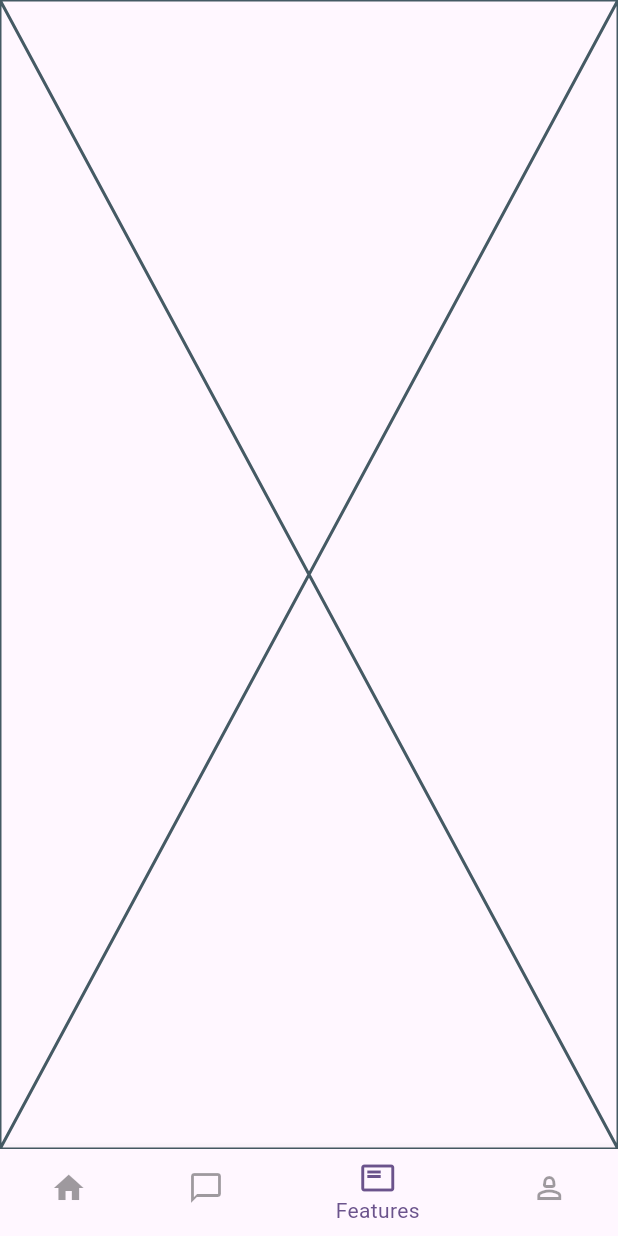
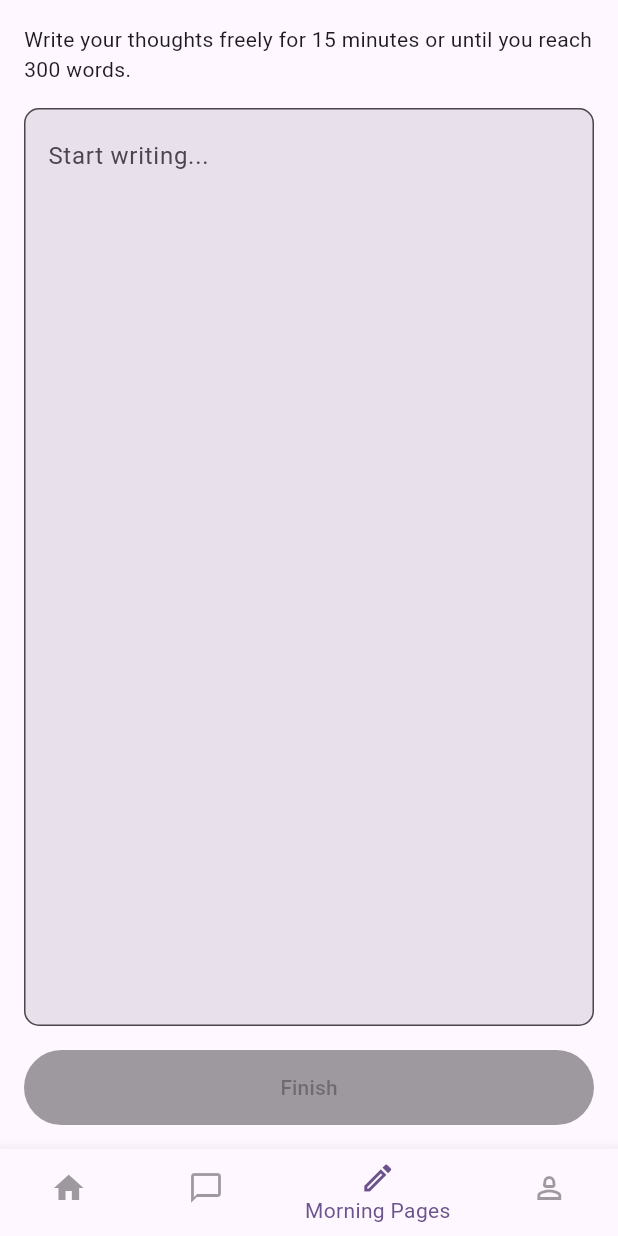
Before and after one commit to Raysika/Faraja-Application, a Flutter app: the MainScreen screen opened by its route, item 3 of the bottom bar chosen, on a phone screen of 412 x 824 dp. Run offline on Flutter 3.47's test engine with Material 3 defaults, Android fonts, the light colour scheme and no system bars; our stand-ins replace confetti, flutter_form_builder, form_builder_validators, get; statements that could not run were skipped.

Commit message:
Added the morning pages feature with a confetti animation

```diff
--- a/lib/app/navigation/main_screen.dart
+++ b/lib/app/navigation/main_screen.dart
@@ -28,8 +28,8 @@ class _MainScreenState extends State<MainScreen> {
       label: "ChatBot",
     ),
     BottomNavigationBarItem(
-      icon: Icon(Icons.featured_play_list_outlined),
-      label: "Features",
+      icon: Icon(Icons.create_outlined),
+      label: "Morning Pages",
     ),
     BottomNavigationBarItem(
       icon: Icon(Icons.person_2_outlined),
--- a/lib/app/pages/features_screen.dart
+++ b/lib/app/pages/features_screen.dart
@@ -1,15 +1,145 @@
 import 'package:flutter/material.dart';
+import 'package:confetti/confetti.dart';
 
 class FeaturesScreen extends StatefulWidget {
-  const FeaturesScreen({super.key});
+  const FeaturesScreen({Key? key}) : super(key: key);
 
   @override
   State<FeaturesScreen> createState() => _FeaturesScreenState();
 }
 
 class _FeaturesScreenState extends State<FeaturesScreen> {
+  final TextEditingController _controller = TextEditingController();
+  bool _isWriting = false;
+  late ConfettiController _confettiController;
+
+  @override
+  void initState() {
+    super.initState();
+    _confettiController =
+        ConfettiController(duration: const Duration(seconds: 3));
+  }
+
+  @override
+  void dispose() {
+    _controller.dispose();
+    _confettiController.dispose();
+    super.dispose();
+  }
+
+  void _handleFinish() {
+    setState(() {
+      _isWriting = false;
+    });
+    _controller.clear();
+
+    // Start the confetti animation
+    _confettiController.play();
+
+    // Show completion dialog
+    _showCompletionDialog();
+  }
+
+  void _showCompletionDialog() {
+    showDialog(
+      context: context,
+      builder: (BuildContext context) {
+        return AlertDialog(
+          title: const Text("🎉 Congratulations! 🎉"),
+          content: const Text(
+            "Great job! You've completed your Morning Pages. 📝",
+            style: TextStyle(fontSize: 16),
+          ),
+          actions: [
+            TextButton(
+              onPressed: () {
+                Navigator.of(context).pop(); // Close the dialog
+              },
+              child: const Text("Awesome, let's go!"),
+            ),
+          ],
+        );
+      },
+    );
+  }
+
   @override
   Widget build(BuildContext context) {
-    return const Placeholder();
+    final theme = Theme.of(context);
+
+    return Scaffold(
+      body: Stack(
+        children: [
+          Padding(
+            padding: const EdgeInsets.all(16.0),
+            child: Column(
+              crossAxisAlignment: CrossAxisAlignment.start,
+              children: [
+                Text(
+                  "Write your thoughts freely for 15 minutes or until you reach 300 words.",
+                  style: theme.textTheme.bodyMedium,
+                ),
+                const SizedBox(height: 16.0),
+                Expanded(
+                  child: TextField(
+                    controller: _controller,
+                    maxLines: null,
+                    expands: true,
+                    textAlignVertical: TextAlignVertical.top,
+                    style: TextStyle(
+                      color: theme.colorScheme.onSurface,
+                    ),
+                    decoration: InputDecoration(
+                      hintText: "Start writing...",
+                      hintStyle: TextStyle(
+                        color: theme.colorScheme.onSurfaceVariant,
+                      ),
+                      border: OutlineInputBorder(
+                        borderRadius: BorderRadius.circular(10.0),
+                      ),
+                      filled: true,
+                      fillColor: theme.colorScheme.surfaceVariant,
+                    ),
+                    onChanged: (text) {
+                      setState(() {
+                        _isWriting = text.isNotEmpty;
+                      });
+                    },
+                  ),
+                ),
+                const SizedBox(height: 16.0),
+                ElevatedButton(
+                  onPressed: _isWriting ? _handleFinish : null,
+                  style: ElevatedButton.styleFrom(
+                    backgroundColor: theme.colorScheme.primary,
+                    disabledBackgroundColor: theme.disabledColor,
+                    foregroundColor: theme.colorScheme.onPrimary,
+                    disabledForegroundColor:
+                        theme.colorScheme.onSurface.withOpacity(0.38),
+                    minimumSize: const Size.fromHeight(50),
+                  ),
+                  child: const Text("Finish"),
+                ),
+              ],
+            ),
+          ),
+          // Confetti overlay
+          Align(
+            alignment: Alignment.topCenter,
+            child: ConfettiWidget(
+              confettiController: _confettiController,
+              blastDirectionality: BlastDirectionality.explosive,
+              colors: const [
+                Colors.blue,
+                Colors.pink,
+                Colors.green,
+                Colors.yellow,
+              ],
+              shouldLoop: false,
+            ),
+          ),
+        ],
+      ),
+    );
   }
 }
--- a/lib/utils/routes.dart
+++ b/lib/utils/routes.dart
@@ -1,5 +1,4 @@
 import 'package:get/get.dart';
-import 'package:hackathon_frontend/app/app.dart';
 import 'package:hackathon_frontend/app/navigation/main_screen.dart';
 import 'package:hackathon_frontend/auth/pages/pages.dart';
 
--- a/pubspec.yaml
+++ b/pubspec.yaml
@@ -40,6 +40,7 @@ dependencies:
   form_builder_validators: ^9.1.0
   intl: ^0.18.1
   url_launcher: ^6.3.1
+  confetti: ^0.8.0
 
 dev_dependencies:
   flutter_test:
@@ -50,7 +51,7 @@ dev_dependencies:
   # activated in the `analysis_options.yaml` file located at the root of your
   # package. See that file for information about deactivating specific lint
   # rules and activating additional ones.
-  flutter_lints: ^3.0.0
+  flutter_lints: ^4.0.0
 
 # For information on the generic Dart part of this file, see the
 # following page: https://dart.dev/tools/pub/pubspec
```
Also changed, not shown: pubspec.lock.
